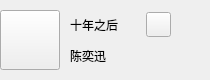
Old version of the form MyPlayMusic/musicmessage.ui in the repository Sakeyuan/MyMusicPlayer.
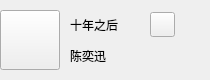
New version of the form. Icons and pictures are not drawn.

```diff
--- a/MyPlayMusic/musicmessage.ui
+++ b/MyPlayMusic/musicmessage.ui
@@ -46,7 +46,7 @@
     <rect>
      <x>60</x>
      <y>10</y>
-     <width>111</width>
+     <width>116</width>
      <height>61</height>
     </rect>
    </property>
```
Left out of the diff: 6 changed lines with no effect on the pictures.
